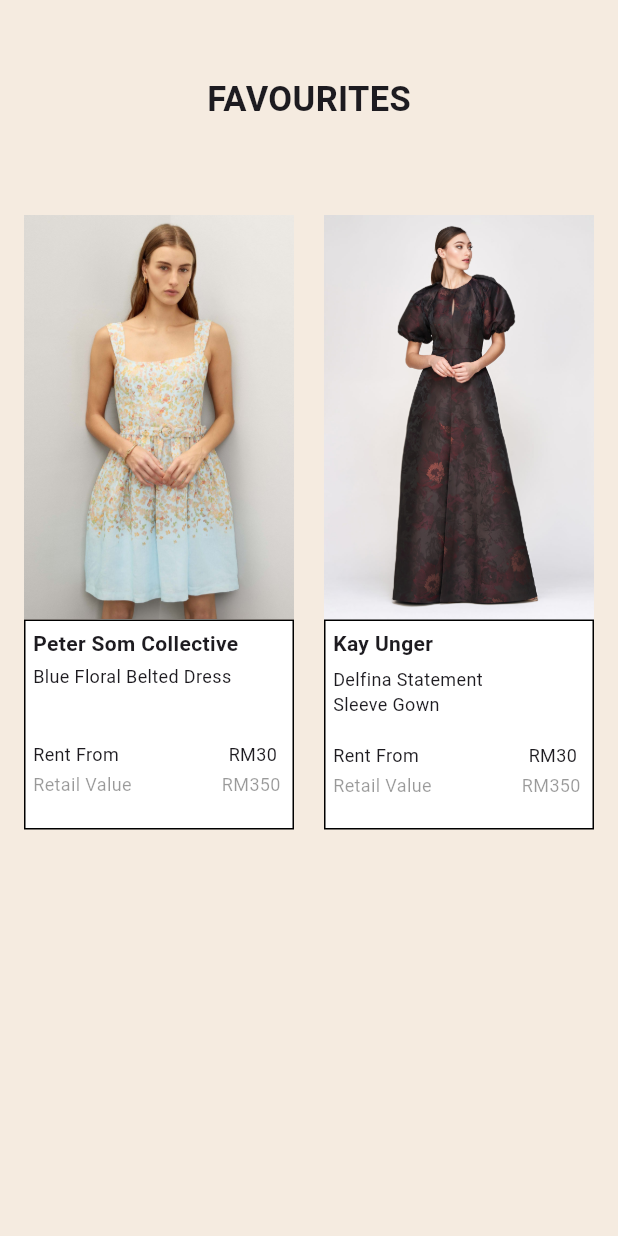
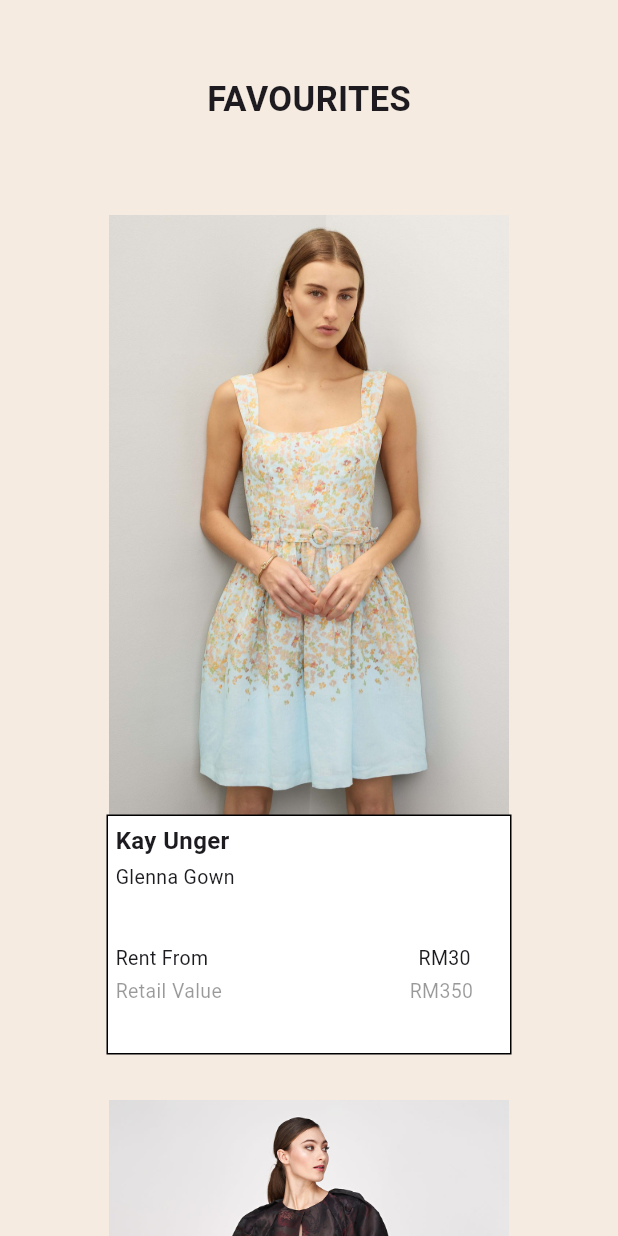
Before and after one commit to AwngkuHaris/Hackathon, a Flutter app: the FavouritesPage screen opened directly, on a phone screen of 412 x 824 dp. Run offline on Flutter 3.47's test engine with Material 3 defaults, Android fonts, the phone set to English and light mode, and no system bars; our stand-ins replace accordion, awesome_snackbar_content.

Commit message:
Redesigned clothing, cart and favourites page due to overflow pixel on different devices. Change app name

```diff
--- a/lib/Pages/favourites_page.dart
+++ b/lib/Pages/favourites_page.dart
@@ -1,6 +1,6 @@
 import 'package:flutter/material.dart';
-import 'package:hackathon_app/ProductPage/product2_page.dart';      //Importing the Product2Page
-import 'package:hackathon_app/ProductPage/product3_page.dart';      //Importing the Product3Page
+import 'package:hackathon_app/ProductPage/product2_page.dart'; //Importing the Product2Page
+import 'package:hackathon_app/ProductPage/product3_page.dart'; //Importing the Product3Page
 
 class FavouritesPage extends StatefulWidget {
   const FavouritesPage({super.key});
@@ -13,60 +13,42 @@ class _FavouritesPageState extends State<FavouritesPage> {
   @override
   Widget build(BuildContext context) {
     return Scaffold(
-        backgroundColor: Color(0XFFF5EBE0),   // Set background color for the page
-        body: SingleChildScrollView(    // Allow scrolling for the entire content
+        backgroundColor: Color(0XFFF5EBE0), // Set background color for the page
+        body: SingleChildScrollView(
+          // Allow scrolling for the entire content
           child: Center(
             child: Column(
               mainAxisAlignment: MainAxisAlignment.start,
               children: [
-                SizedBox(height: 50),   //vertical spacing from the top
+                SizedBox(height: 50), //vertical spacing from the top
                 Text(
                   "FAVOURITES",
                   style: TextStyle(fontSize: 23, fontWeight: FontWeight.bold),
                 ),
                 SizedBox(height: 60),
-                Row(    //Pictures on the first row
-                  mainAxisAlignment: MainAxisAlignment.center,
-                  children: [
+
                 GestureDetector(
                   child: Image.asset(
                     "assets/outfit2(front).jpg",
-                        width: 180,
+                    width: 400,
+                    height: 400,
                   ),
-                      onTap: (){
-                        Navigator.push(   // Navigate to Product2Page on button press
+                  onTap: () {
+                    Navigator.push(
                         context,
                         MaterialPageRoute(
                           builder: (context) => Product2Page(),
                         ));
                   },
                 ),
-                    SizedBox(width: 20),
-                    GestureDetector(
-                      child: Image.asset(
-                        "assets/outfit3(front).jpg",
-                        width: 180,
-                      ),
-                      onTap: (){
-                        Navigator.push(   // Navigate to Product3Page on button press
-                            context,
-                            MaterialPageRoute(
-                              builder: (context) => Product3Page(),
-                            ));
-                      },
-                    ),
-                  ],
-                ),
-                Row(    //Info on the product on first row
-                  mainAxisAlignment: MainAxisAlignment.center,
-                  children: [
                 Container(
+                  //container for the product info
                   decoration: BoxDecoration(
                     border: Border.all(),
                     color: Colors.white,
                   ),
-                      width: 180,
-                      height: 140,
+                  width: 270, //width and height of the container
+                  height: 160,
                   child: Column(
                     children: [
                       SizedBox(height: 5),
@@ -74,11 +56,10 @@ class _FavouritesPageState extends State<FavouritesPage> {
                         children: [
                           SizedBox(width: 5),
                           Text(
-                                "Peter Som Collective",
+                            "Kay Unger",
                             style: TextStyle(
-                                    fontSize: 14, fontWeight: FontWeight.bold),
+                                fontSize: 16, fontWeight: FontWeight.bold),
                           ),
-
                         ],
                       ),
                       SizedBox(height: 3),
@@ -86,24 +67,23 @@ class _FavouritesPageState extends State<FavouritesPage> {
                         children: [
                           SizedBox(width: 5),
                           Text(
-                                "Blue Floral Belted Dress",
-                                style: TextStyle(fontSize: 12),
+                            "Glenna Gown",
+                            style: TextStyle(fontSize: 13),
                           ),
                         ],
                       ),
-
                       SizedBox(height: 35),
                       Row(
                         children: [
                           SizedBox(width: 5),
                           Text(
                             "Rent From",
-                                style: TextStyle(fontSize: 12),
+                            style: TextStyle(fontSize: 13),
                           ),
-                              SizedBox(width: 73),
+                          SizedBox(width: 140),
                           Text(
                             "RM30",
-                                style: TextStyle(fontSize: 12),
+                            style: TextStyle(fontSize: 13),
                           ),
                         ],
                       ),
@@ -114,27 +94,44 @@ class _FavouritesPageState extends State<FavouritesPage> {
                           Text(
                             "Retail Value",
                             style: TextStyle(
-                                    fontSize: 12,
-                                    color: Colors.black.withOpacity(0.4)),    //Make the text a bit transparent
+                                fontSize: 13,
+                                color: Colors.black.withOpacity(0.4)),
                           ),
-                              SizedBox(width: 60),
+                          SizedBox(width: 125),
                           Text("RM350",
                               style: TextStyle(
-                                      fontSize: 12,
-                                      color: Colors.black.withOpacity(0.4))),   //Make the text a bit transparent
+                                  fontSize: 13,
+                                  color: Colors.black.withOpacity(0.4))),
                         ],
                       ),
                     ],
                   ),
                 ),
-                    SizedBox(width: 20),
-                    Container(    //container for the product info
+
+                SizedBox(height: 30),
+
+                GestureDetector(
+                  child: Image.asset(
+                    "assets/outfit3(front).jpg",
+                    width: 400,
+                    height: 400,
+                  ),
+                  onTap: () {
+                    Navigator.push(
+                        context,
+                        MaterialPageRoute(
+                          builder: (context) => Product3Page(),
+                        ));
+                  },
+                ),
+                Container(
+                  //container for the product info
                   decoration: BoxDecoration(
                     border: Border.all(),
                     color: Colors.white,
                   ),
-                      width: 180,   //width and height for the product info container
-                      height: 140,
+                  width: 270, //width and height of the container
+                  height: 160,
                   child: Column(
                     children: [
                       SizedBox(height: 5),
@@ -144,41 +141,32 @@ class _FavouritesPageState extends State<FavouritesPage> {
                           Text(
                             "Kay Unger",
                             style: TextStyle(
-                                    fontSize: 14, fontWeight: FontWeight.bold),
+                                fontSize: 16, fontWeight: FontWeight.bold),
                           ),
                         ],
                       ),
-                          SizedBox(height: 5),
+                      SizedBox(height: 3),
                       Row(
                         children: [
                           SizedBox(width: 5),
                           Text(
-                                "Delfina Statement",
-                                style: TextStyle(fontSize: 12),
+                            "Glenna Gown",
+                            style: TextStyle(fontSize: 13),
                           ),
                         ],
                       ),
-                          Row(
-                            children: [
-                              SizedBox(width: 5),
-                              Text(
-                                "Sleeve Gown",
-                                style: TextStyle(fontSize: 12),
-                              ),
-                            ],
-                          ),
-                          SizedBox(height: 17),
+                      SizedBox(height: 35),
                       Row(
                         children: [
                           SizedBox(width: 5),
                           Text(
                             "Rent From",
-                                style: TextStyle(fontSize: 12),
+                            style: TextStyle(fontSize: 13),
                           ),
-                              SizedBox(width: 73),
+                          SizedBox(width: 140),
                           Text(
                             "RM30",
-                                style: TextStyle(fontSize: 12),
+                            style: TextStyle(fontSize: 13),
                           ),
                         ],
                       ),
@@ -189,23 +177,21 @@ class _FavouritesPageState extends State<FavouritesPage> {
                           Text(
                             "Retail Value",
                             style: TextStyle(
-                                    fontSize: 12,
-                                    color: Colors.black.withOpacity(0.4)),    //Make the text a bit transparent
+                                fontSize: 13,
+                                color: Colors.black.withOpacity(0.4)),
                           ),
-                              SizedBox(width: 60),
+                          SizedBox(width: 125),
                           Text("RM350",
                               style: TextStyle(
-                                      fontSize: 12,
-                                      color: Colors.black.withOpacity(0.4))),   //Make the text a bit transparent
+                                  fontSize: 13,
+                                  color: Colors.black.withOpacity(0.4))),
                         ],
                       ),
                     ],
                   ),
                 ),
-                  ],
-                ),
-                SizedBox(height: 60),
 
+                SizedBox(height: 30),
               ],
             ),
           ),
--- a/lib/Pages/home_page.dart
+++ b/lib/Pages/home_page.dart
@@ -31,11 +31,11 @@ class _HomePageState extends State<HomePage> {
               ),
               Text(
                 "FANCY DINNER? SPECIAL ANNIVERSARY?",
-                style: TextStyle(fontSize: 18, fontWeight: FontWeight.bold),
+                style: TextStyle(fontSize: 16, fontWeight: FontWeight.bold),
               ),
               Text(
                 "NIGHTS OUT? WE GOT YOU COVERED!",
-                style: TextStyle(fontSize: 18, fontWeight: FontWeight.bold),
+                style: TextStyle(fontSize: 16, fontWeight: FontWeight.bold),
               ),
               SizedBox(
                 height: 40,
--- a/lib/Pages/subscribe_page.dart
+++ b/lib/Pages/subscribe_page.dart
@@ -37,7 +37,7 @@ class SubscribePage extends StatelessWidget {
                 borderRadius: BorderRadius.circular(30),    // Rounded corners with radius 30
                 color: Colors.black,    // Background color for the container
               ),
-              height: 460,    // Height of the container
+              height: 480,    // Height of the container
               width: 350,   // Width of the container
               child: Column(
                 mainAxisAlignment: MainAxisAlignment.start,   // Align items at the start
--- a/lib/Util/date_n_size_picker.dart
+++ b/lib/Util/date_n_size_picker.dart
@@ -95,7 +95,7 @@ class _DateNSizePickerState extends State<DateNSizePicker> {
             if (startDate != null && endDate != null)
               Text(
                 'Rental Dates: ${DateFormat('dd-MM-yyyy').format(startDate!)} to ${DateFormat('dd-MM-yyyy').format(endDate!)}',
-                style: TextStyle(fontSize: 13, fontWeight: FontWeight.bold),
+                style: TextStyle(fontSize: 11, fontWeight: FontWeight.bold),
               ),
 
             SizedBox(height: 80),
@@ -164,7 +164,7 @@ class _DateNSizePickerState extends State<DateNSizePicker> {
                   },
                   child: Text(
                     "Add To Cart",
-                    style: TextStyle(fontSize: 14),
+                    style: TextStyle(fontSize: 13),
                   ),
                 ),
               ],
--- a/pubspec.yaml
+++ b/pubspec.yaml
@@ -17,6 +17,7 @@ dependencies:
   cupertino_icons: ^1.0.8
   accordion: ^2.6.0
   awesome_snackbar_content: ^0.1.1
+
 
 
 dev_dependencies:
```
Also changed, not shown: lib/Pages/cart_page.dart (+4 -4 lines), lib/Pages/clothes_page.dart (+111 -156 lines), assets/appLogo.png (added), 30 other files. Lines whose indentation alone changed are shown as unchanged.
